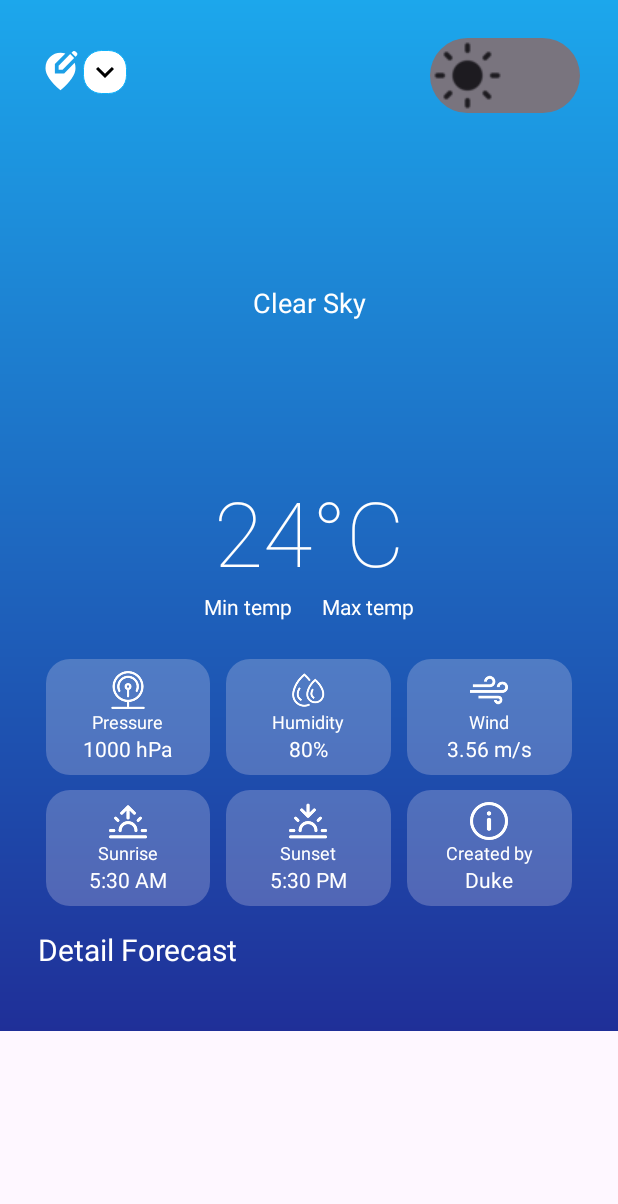
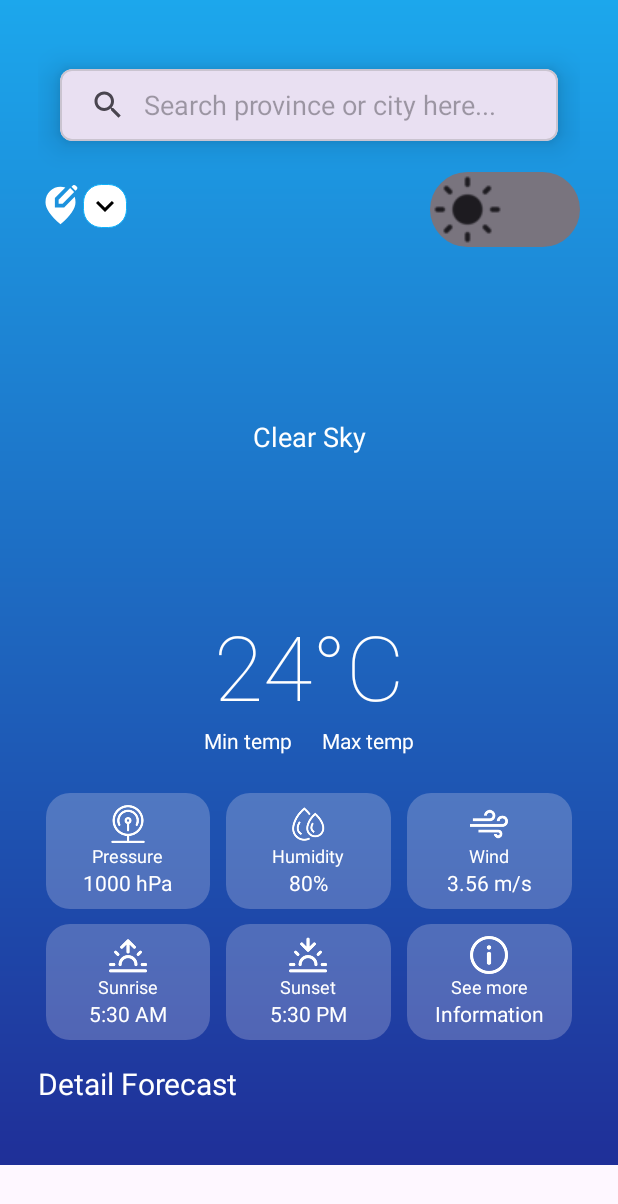
Before and after one commit to thanhduong1002/weatherapp, an Android app: the layout activity_main.xml on its own in the app's theme, with its tools: preview values and no code run, on a phone screen of 412 x 824 dp. Shown: the top 1204 px of the screen. Run offline under Robolectric (Android 15) with nearby library versions, the phone set to English and light mode, and no system bars.

Commit message:
Implement API get list provinces

```diff
--- a/app/src/main/AndroidManifest.xml
+++ b/app/src/main/AndroidManifest.xml
@@ -17,13 +17,13 @@
         android:theme="@style/Theme.WeatherApp"
         tools:targetApi="31">
         <activity
-            android:name=".StatisticForecastActivity"
+            android:name=".ui.StatisticForecastActivity"
             android:exported="false" />
         <activity
-            android:name=".StatictisActivity"
+            android:name=".ui.StatictisActivity"
             android:exported="false" />
         <activity
-            android:name=".MainActivity"
+            android:name=".ui.MainActivity"
             android:exported="true">
             <intent-filter>
                 <action android:name="android.intent.action.MAIN" />
--- a/app/src/main/java/com/example/weatherapp/retrofit/RetroServiceInterface.kt
+++ b/app/src/main/java/com/example/weatherapp/retrofit/RetroServiceInterface.kt
@@ -1,6 +1,7 @@
 package com.example.weatherapp.retrofit
 
 import com.example.weatherapp.model.ForecastData
+import com.example.weatherapp.model.ProvinceData
 import com.example.weatherapp.model.WeatherData
 import retrofit2.Call
 import retrofit2.http.GET
@@ -20,4 +21,7 @@ interface RetroServiceInterface {
         @Query("lon") longitude: Any,
         @Query("appid") apiKey: String
     ): Call<ForecastData>
+
+    @GET("api/p")
+    fun getListProvinces(): Call<List<ProvinceData>>
 }
--- a/app/src/main/java/com/example/weatherapp/StatictisActivity.kt
+++ b/app/src/main/java/com/example/weatherapp/ui/StatictisActivity.kt
@@ -1,9 +1,10 @@
-package com.example.weatherapp
+package com.example.weatherapp.ui
 
 import android.graphics.Color
 import androidx.appcompat.app.AppCompatActivity
 import android.os.Bundle
 import androidx.lifecycle.ViewModelProvider
+import com.example.weatherapp.R
 import com.example.weatherapp.databinding.ActivityStatictisBinding
 import com.example.weatherapp.valueformat.CelsiusValueFormatter
 import com.example.weatherapp.valueformat.MyValueFormatter
--- a/app/src/main/java/com/example/weatherapp/StatisticForecastActivity.kt
+++ b/app/src/main/java/com/example/weatherapp/ui/StatisticForecastActivity.kt
@@ -1,4 +1,4 @@
-package com.example.weatherapp
+package com.example.weatherapp.ui
 
 import android.graphics.Color
 import androidx.appcompat.app.AppCompatActivity
@@ -7,6 +7,7 @@ import android.view.View
 import android.widget.AdapterView
 import android.widget.ArrayAdapter
 import androidx.lifecycle.ViewModelProvider
+import com.example.weatherapp.R
 import com.example.weatherapp.databinding.ActivityStatisticForecastBinding
 import com.example.weatherapp.model.ChartTopic
 import com.example.weatherapp.valueformat.CelsiusValueFormatter
--- a/app/src/main/java/com/example/weatherapp/viewmodel/WeatherViewModel.kt
+++ b/app/src/main/java/com/example/weatherapp/viewmodel/WeatherViewModel.kt
@@ -6,8 +6,6 @@ import androidx.lifecycle.ViewModel
 import com.example.weatherapp.model.ForecastData
 import com.example.weatherapp.model.WeatherData
 import com.example.weatherapp.retrofit.RetroInstance
-import com.github.mikephil.charting.data.BarEntry
-import com.github.mikephil.charting.data.Entry
 import retrofit2.Call
 import retrofit2.Callback
 import retrofit2.Response
@@ -16,8 +14,6 @@ class WeatherViewModel : ViewModel() {
     var weatherLiveData: MutableLiveData<WeatherData> = MutableLiveData()
     var forecastLiveData: MutableLiveData<List<com.example.weatherapp.model.List>> =
         MutableLiveData()
-    var entriesLiveData: MutableLiveData<List<Entry>> = MutableLiveData()
-    var barEntriesLiveData: MutableLiveData<List<BarEntry>> = MutableLiveData()
 
     fun callWeatherAPI(lat: Any, lon: Any, apikey: String) {
         RetroInstance.instance.getWeather(lat, lon, apikey).enqueue(object : Callback<WeatherData> {
--- a/app/src/main/res/layout/activity_main.xml
+++ b/app/src/main/res/layout/activity_main.xml
@@ -12,7 +12,29 @@
         android:layout_width="match_parent"
         android:layout_height="wrap_content"
         android:padding="25dp"
-        tools:context=".MainActivity">
+        tools:context=".ui.MainActivity">
+
+        <com.google.android.material.card.MaterialCardView
+            android:id="@+id/materialCardView"
+            android:layout_width="0dp"
+            android:layout_height="wrap_content"
+            app:cardCornerRadius="8dp"
+            app:cardElevation="12dp"
+            app:cardUseCompatPadding="true"
+            app:layout_constraintEnd_toEndOf="parent"
+            app:layout_constraintHorizontal_bias="0.5"
+            app:layout_constraintStart_toStartOf="parent"
+            app:layout_constraintTop_toTopOf="parent">
+
+            <androidx.appcompat.widget.SearchView
+                android:id="@+id/searchView"
+                android:layout_width="match_parent"
+                android:layout_height="wrap_content"
+                app:iconifiedByDefault="false"
+                app:queryBackground="@android:color/transparent"
+                app:queryHint="Search province or city here..." />
+
+        </com.google.android.material.card.MaterialCardView>
 
         <RelativeLayout
             android:id="@+id/relativePosition"
@@ -20,7 +42,7 @@
             android:layout_height="wrap_content"
             app:layout_constraintEnd_toEndOf="parent"
             app:layout_constraintStart_toStartOf="parent"
-            app:layout_constraintTop_toTopOf="parent">
+            app:layout_constraintTop_toBottomOf="@id/materialCardView">
 
             <LinearLayout
                 android:layout_width="match_parent"
@@ -32,8 +54,8 @@
                     android:layout_width="30dp"
                     android:layout_height="30dp"
                     android:layout_gravity="bottom"
-                    android:src="@drawable/ic_location"
-                    android:contentDescription="@string/icon_edit_location" />
+                    android:contentDescription="@string/icon_edit_location"
+                    android:src="@drawable/ic_location" />
 
                 <Spinner
                     android:id="@+id/spinnerLocation"
@@ -64,6 +86,41 @@
             app:layout_constraintEnd_toEndOf="parent"
             app:layout_constraintStart_toStartOf="parent"
             app:layout_constraintTop_toBottomOf="@id/relativePosition" />
+
+        <androidx.recyclerview.widget.RecyclerView
+            android:layout_width="match_parent"
+            android:layout_height="0dp"
+            android:id="@+id/recyclerViewProvinces"
+            app:layout_constraintTop_toBottomOf="@id/materialCardView"
+            app:layout_constraintStart_toStartOf="parent"
+            app:layout_constraintEnd_toEndOf="parent"
+            app:layout_constraintBottom_toTopOf="@+id/linearMainInformation"
+            app:layout_constraintHorizontal_bias="0.5"
+            android:visibility="invisible"/>
+
+        <RelativeLayout
+            android:id="@+id/relativeNoFound"
+            android:layout_width="match_parent"
+            android:layout_height="0dp"
+            app:layout_constraintTop_toBottomOf="@id/materialCardView"
+            app:layout_constraintStart_toStartOf="parent"
+            app:layout_constraintEnd_toEndOf="parent"
+            app:layout_constraintBottom_toTopOf="@+id/linearMainInformation"
+            app:layout_constraintHorizontal_bias="0.5"
+            android:background="@color/whiteText"
+            android:visibility="invisible">
+
+            <TextView
+                android:layout_width="wrap_content"
+                android:layout_height="wrap_content"
+                android:id="@+id/textNotFound"
+                android:textSize="18sp"
+                android:textColor="@color/black"
+                android:textStyle="bold"
+                android:text="@string/data_no_found"
+                android:layout_centerInParent="true"/>
+
+        </RelativeLayout>
 
         <LinearLayout
             android:id="@+id/linearMainInformation"
@@ -136,11 +193,11 @@
             android:layout_width="match_parent"
             android:layout_height="wrap_content"
             android:layout_marginTop="10dp"
+            android:baselineAligned="false"
             android:orientation="horizontal"
             app:layout_constraintEnd_toEndOf="parent"
             app:layout_constraintStart_toStartOf="parent"
-            app:layout_constraintTop_toBottomOf="@+id/aboveLinear"
-            android:baselineAligned="false">
+            app:layout_constraintTop_toBottomOf="@+id/aboveLinear">
 
             <LinearLayout
                 android:layout_width="0dp"
@@ -155,9 +212,9 @@
                 <ImageView
                     android:layout_width="25dp"
                     android:layout_height="25dp"
+                    android:contentDescription="@string/icon_sunrise"
                     android:src="@drawable/sunrise"
-                    app:tint="@color/white"
-                    android:contentDescription="@string/icon_sunrise" />
+                    app:tint="@color/white" />
 
                 <TextView
                     android:layout_width="wrap_content"
@@ -187,9 +244,9 @@
                 android:padding="8dp">
 
                 <ImageView
-                    android:contentDescription="@string/icon_sunset"
                     android:layout_width="25dp"
                     android:layout_height="25dp"
+                    android:contentDescription="@string/icon_sunset"
                     android:src="@drawable/sunset"
                     app:tint="@color/white" />
 
@@ -224,8 +281,8 @@
                 <ImageView
                     android:layout_width="25dp"
                     android:layout_height="25dp"
+                    android:contentDescription="@string/icon_see_more"
                     android:src="@drawable/info"
-                    android:contentDescription="@string/icon_see_more"
                     app:tint="@color/white" />
 
                 <TextView
@@ -252,11 +309,11 @@
             android:layout_width="match_parent"
             android:layout_height="wrap_content"
             android:layout_marginTop="25dp"
+            android:baselineAligned="false"
             android:orientation="horizontal"
             app:layout_constraintEnd_toEndOf="parent"
             app:layout_constraintStart_toStartOf="parent"
-            app:layout_constraintTop_toBottomOf="@+id/minMaxTemp"
-            android:baselineAligned="false">
+            app:layout_constraintTop_toBottomOf="@+id/minMaxTemp">
 
             <LinearLayout
                 android:layout_width="0dp"
@@ -269,9 +326,9 @@
                 android:padding="8dp">
 
                 <ImageView
-                    android:contentDescription="@string/icon_pressure"
                     android:layout_width="25dp"
                     android:layout_height="25dp"
+                    android:contentDescription="@string/icon_pressure"
                     android:src="@drawable/pressure"
                     app:tint="@color/white" />
 
@@ -303,9 +360,9 @@
                 android:padding="8dp">
 
                 <ImageView
-                    android:contentDescription="@string/icon_humidity"
                     android:layout_width="25dp"
                     android:layout_height="25dp"
+                    android:contentDescription="@string/icon_humidity"
                     android:src="@drawable/humidity"
                     app:tint="@color/white" />
 
@@ -337,9 +394,9 @@
                 android:padding="8dp">
 
                 <ImageView
-                    android:contentDescription="@string/icon_wind"
                     android:layout_width="25dp"
                     android:layout_height="25dp"
+                    android:contentDescription="@string/icon_wind"
                     android:src="@drawable/wind"
                     app:tint="@color/white" />
 
--- a/app/src/main/res/layout/activity_statictis.xml
+++ b/app/src/main/res/layout/activity_statictis.xml
@@ -4,7 +4,7 @@
     xmlns:tools="http://schemas.android.com/tools"
     android:layout_width="match_parent"
     android:layout_height="match_parent"
-    tools:context=".StatictisActivity">
+    tools:context=".ui.StatictisActivity">
 
     <com.github.mikephil.charting.charts.CombinedChart
         android:id="@+id/chartCombined"
--- a/app/src/main/res/layout/activity_statistic_forecast.xml
+++ b/app/src/main/res/layout/activity_statistic_forecast.xml
@@ -4,7 +4,7 @@
     xmlns:tools="http://schemas.android.com/tools"
     android:layout_width="match_parent"
     android:layout_height="match_parent"
-    tools:context=".StatisticForecastActivity">
+    tools:context=".ui.StatisticForecastActivity">
 
     <Spinner
         android:layout_width="wrap_content"
--- a/app/src/main/res/values/strings.xml
+++ b/app/src/main/res/values/strings.xml
@@ -10,8 +10,8 @@
     <string name="_5_30_am">5:30 AM</string>
     <string name="sunset">Sunset</string>
     <string name="_5_30_pm">5:30 PM</string>
-    <string name="created_by">Created by</string>
-    <string name="duke">Duke</string>
+    <string name="created_by">See more</string>
+    <string name="duke">Information</string>
     <string name="pressure">Pressure</string>
     <string name="humidity">Humidity</string>
     <string name="_80">80%</string>
@@ -35,4 +35,5 @@
     <string name="icon_wind">Icon wind</string>
     <string name="_0_00">0:00</string>
     <string name="statistic_forecast">Statistic Forecast</string>
+    <string name="data_no_found">No Data Found</string>
 </resources>
```
Also changed, not shown: app/src/main/java/com/example/weatherapp/adapter/ProvincesAdapter.kt (added, +117 -0 lines), app/src/main/java/com/example/weatherapp/model/ProvinceData.kt (added, +14 -0 lines), app/src/main/java/com/example/weatherapp/retrofit/RetroInstance.kt (+10 -0 lines), app/src/main/java/com/example/weatherapp/ui/MainActivity.kt (renamed from app/src/main/java/com/example/weatherapp/MainActivity.kt, +62 -4 lines), app/src/main/java/com/example/weatherapp/utils/StringUtils.kt (added, +9 -0 lines), app/src/main/java/com/example/weatherapp/viewmodel/ProvinceViewModel.kt (added, +36 -0 lines), app/src/main/res/layout/province_item.xml (added, +44 -0 lines).
